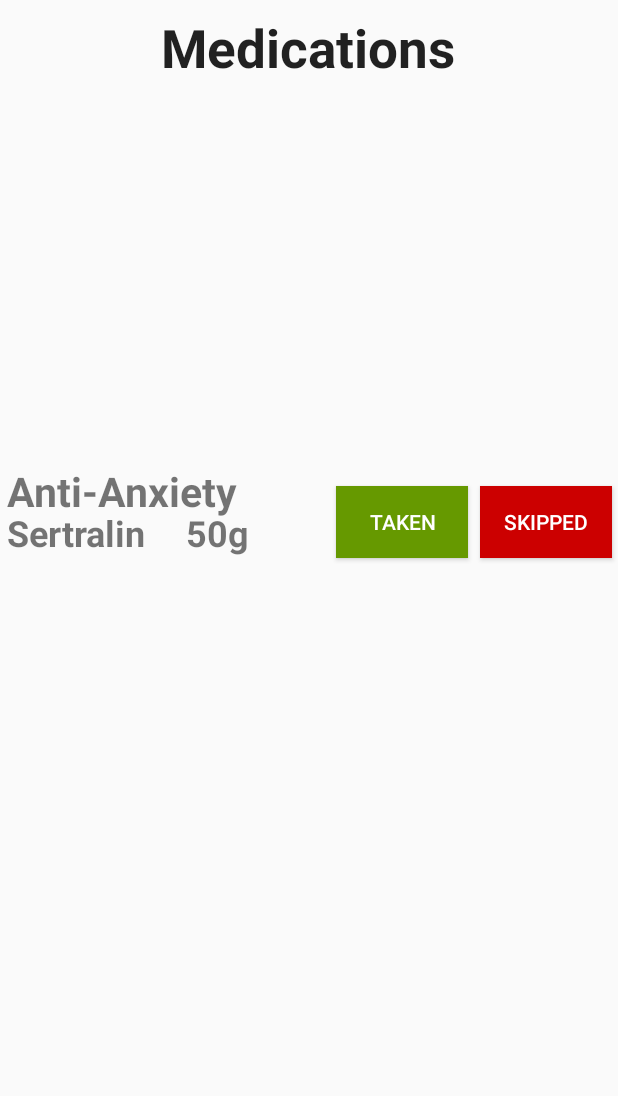
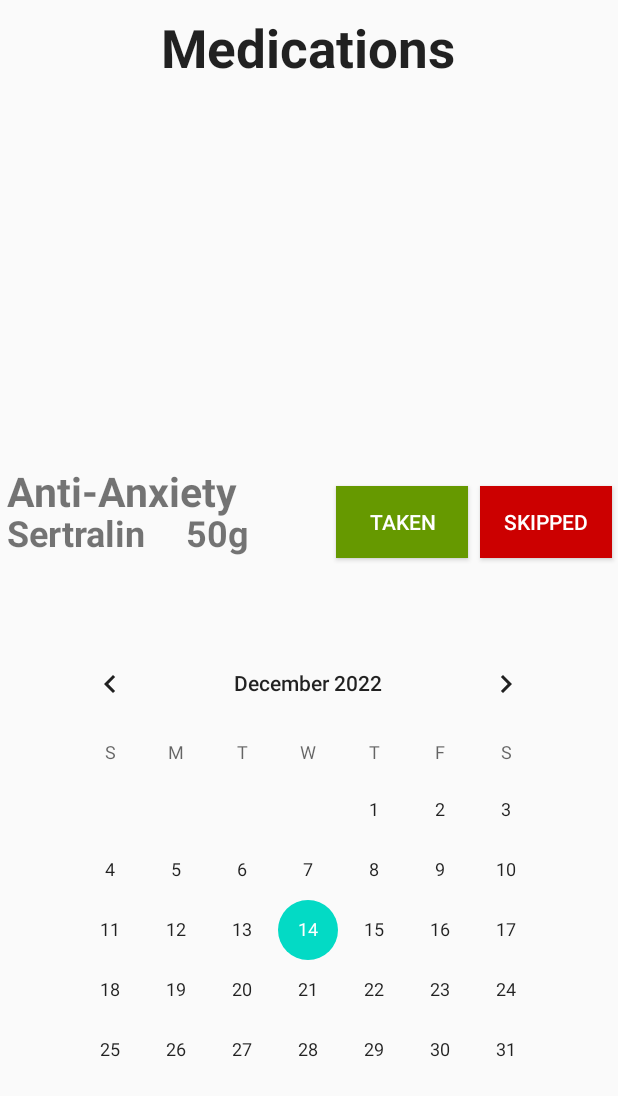
Before and after one commit to Preranakh/Medication-Management, an Android app: the layout dosage.xml on its own in the app's theme, with its tools: preview values and no code run, on a phone screen of 412 x 824 dp. Shown: the top 1096 px of the screen. Run offline under Robolectric (Android 15) with nearby library versions, the phone set to English and light mode, and no system bars.

Commit message:
Created tracking dosage layout

```diff
--- a/app/src/main/res/layout/dosage.xml
+++ b/app/src/main/res/layout/dosage.xml
@@ -88,6 +88,16 @@
         app:layout_constraintHorizontal_bias="1.0"
         app:layout_constraintStart_toEndOf="@+id/takenButton" />
 
+    <CalendarView
+        android:id="@+id/calendarView"
+        android:layout_width="wrap_content"
+        android:layout_height="wrap_content"
+        app:layout_constraintBottom_toBottomOf="parent"
+        app:layout_constraintEnd_toEndOf="parent"
+        app:layout_constraintHorizontal_bias="0.491"
+        app:layout_constraintStart_toStartOf="parent"
+        app:layout_constraintTop_toBottomOf="@+id/problem"
+        app:layout_constraintVertical_bias="0.252" />
 
 
 </androidx.constraintlayout.widget.ConstraintLayout>
```
